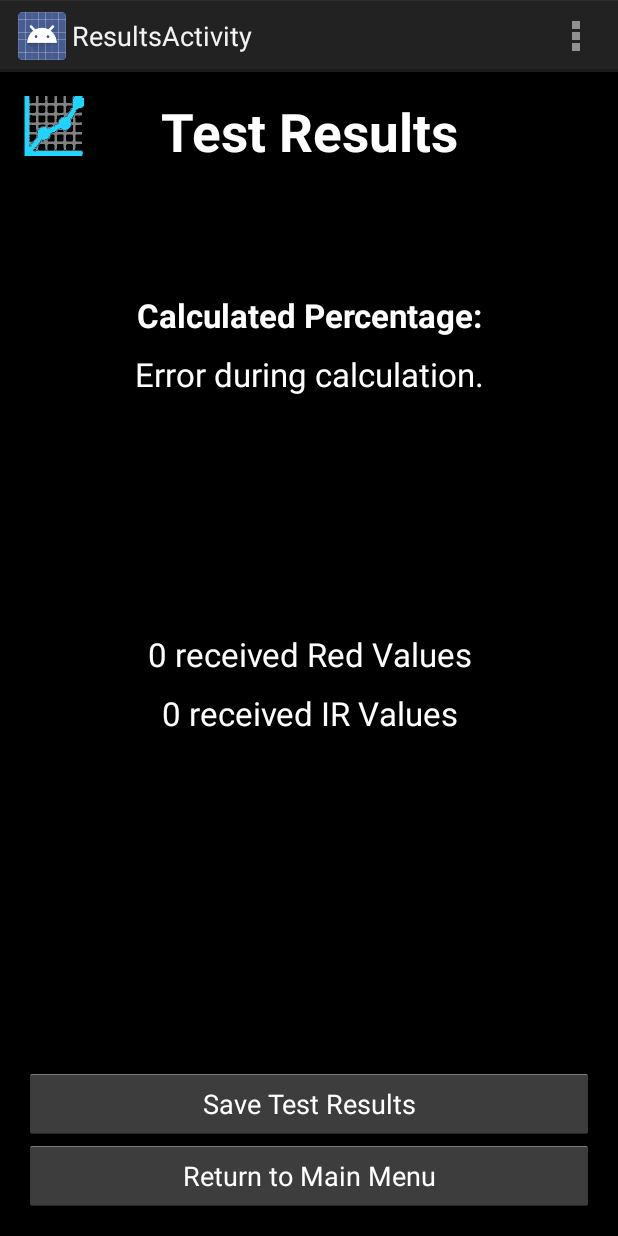
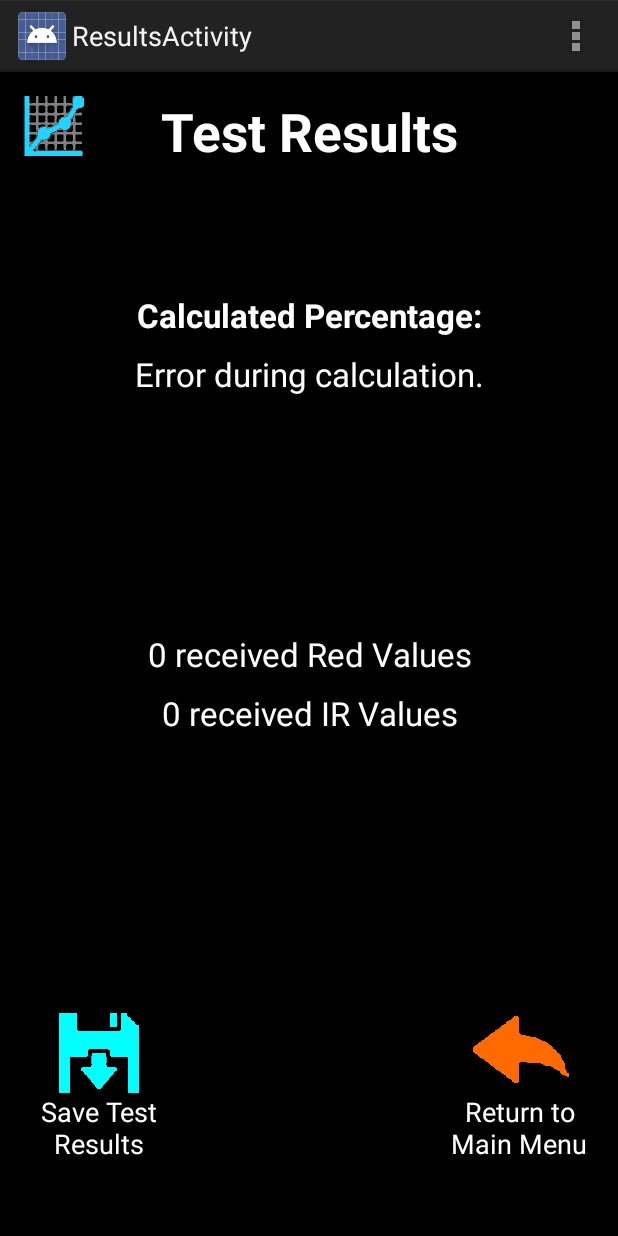
Before and after one commit to astam006/HeartMonitorApplication, an Android app: the ResultsActivity screen opened directly, with no data from a screen before it, on a phone screen of 412 x 824 dp. Run offline under Robolectric (Android 15) with nearby library versions, the phone set to English and light mode, and no system bars; libraries missing offline, so code that uses them is left out: com.opencsv; 6 statements that could not run were skipped.

Commit message:
Completed File Saving Function
If the .csv files already exist, then delete them before writing more
data to them.

```diff
--- a/HM_app/app/src/main/AndroidManifest.xml
+++ b/HM_app/app/src/main/AndroidManifest.xml
@@ -4,6 +4,7 @@
 
     <uses-permission android:name="android.permission.BLUETOOTH" />
     <uses-permission android:name="android.permission.BLUETOOTH_ADMIN" />
+    <uses-permission android:name="android.permission.WRITE_EXTERNAL_STORAGE" />
 
     <uses-feature
         android:name="android.hardware.bluetooth_le"
--- a/HM_app/app/src/main/java/edu/odu/ece486/hm_app/ResultsActivity.java
+++ b/HM_app/app/src/main/java/edu/odu/ece486/hm_app/ResultsActivity.java
@@ -10,6 +10,7 @@ import android.view.View;
 import android.widget.Button;
 import android.widget.RelativeLayout;
 import android.widget.TextView;
+import android.widget.Toast;
 
 import org.w3c.dom.Text;
 
@@ -69,6 +70,8 @@ public class ResultsActivity extends Activity {
             public void onClick(View view) {
                 try {
                     ValsalvaDataHolder.getInstance().save();
+                    Toast.makeText(getApplicationContext(),
+                            "Test Results have been saved.", Toast.LENGTH_LONG).show();
                 } catch (IOException e) {
                     Log.e("Save Data", e.getMessage());
                 }
--- a/HM_app/app/src/main/java/edu/odu/ece486/hm_app/ValsalvaDataHolder.java
+++ b/HM_app/app/src/main/java/edu/odu/ece486/hm_app/ValsalvaDataHolder.java
@@ -1,4 +1,6 @@
 package edu.odu.ece486.hm_app;
+
+import android.widget.Toast;
 
 import com.opencsv.CSVWriter;
 
@@ -42,6 +44,7 @@ public class ValsalvaDataHolder {
 
         CSVWriter redWriter;
         if(redFile.exists() && !redFile.isDirectory()){
+            redFile.delete();
             FileWriter mRedFileWriter = new FileWriter(redFilePath , true);
             redWriter = new CSVWriter(mRedFileWriter);
         }
@@ -57,6 +60,7 @@ public class ValsalvaDataHolder {
 
         CSVWriter irWriter;
         if(irFile.exists() && !irFile.isDirectory()){
+            irFile.delete();
             FileWriter mIrFileWriter = new FileWriter(irFilePath , true);
             irWriter = new CSVWriter(mIrFileWriter);
         }
--- a/HM_app/app/src/main/res/layout/activity_results.xml
+++ b/HM_app/app/src/main/res/layout/activity_results.xml
@@ -79,21 +79,30 @@
         android:layout_centerHorizontal="true" />
 
     <Button
-        android:layout_width="fill_parent"
-        android:layout_height="wrap_content"
+        android:layout_width="100dp"
+        android:layout_height="100dp"
+        android:gravity="bottom|center"
+        android:textSize="18sp"
+        android:drawableTop="@drawable/ic_back"
+        android:background="@android:color/transparent"
         android:text="Return to Main Menu"
         android:id="@+id/returnToMainMenuButton"
+        android:textColor="@android:color/white"
+        android:layout_marginBottom="33dp"
         android:layout_alignParentBottom="true"
-        android:layout_centerHorizontal="true"
-        android:textColor="@android:color/white" />
+        android:layout_alignParentEnd="true" />
 
     <Button
-        android:layout_width="fill_parent"
+        android:layout_width="100dp"
         android:layout_height="wrap_content"
+        android:gravity="bottom|center"
+        android:textSize="18sp"
+        android:drawableTop="@drawable/ic_save"
+        android:background="@android:color/transparent"
         android:text="Save Test Results"
         android:id="@+id/saveButton"
-        android:layout_above="@+id/returnToMainMenuButton"
-        android:layout_alignParentStart="true"
-        android:textColor="@android:color/white" />
+        android:textColor="@android:color/white"
+        android:layout_alignBottom="@+id/returnToMainMenuButton"
+        android:layout_alignParentStart="true" />
 
 </RelativeLayout>
--- a/HM_app/settings.gradle
+++ b/HM_app/settings.gradle
@@ -1 +1 @@
-include ':app', ':opencsv-3.2'
+include ':opencsv-3.2', ':app'
```
Also changed, not shown: HM_app/app/src/main/res/drawable-hdpi/ic_save.png (added).
